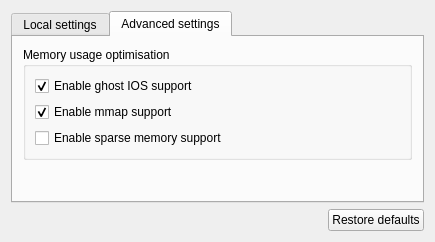
The window that gns3/modules/dynamips/ui/dynamips_preferences_page.ui (GNS3/gns3-gui) describes before a commit, drawn with Qt 5.
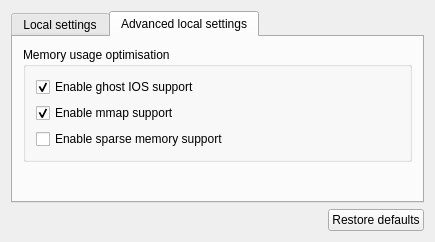
The same window after the commit. The open tabs and pages were chosen to show the change.

Commit message: Change some more preferences tab names.

```diff
--- a/gns3/modules/dynamips/ui/dynamips_preferences_page.ui
+++ b/gns3/modules/dynamips/ui/dynamips_preferences_page.ui
@@ -91,7 +91,7 @@
      </widget>
      <widget class="QWidget" name="uiAdvancedSettingsTabWidget">
       <attribute name="title">
-       <string>Advanced settings</string>
+       <string>Advanced local settings</string>
       </attribute>
       <layout class="QVBoxLayout" name="verticalLayout_3">
        <property name="leftMargin">
@@ -112,6 +112,9 @@
           <string>Memory usage optimisation</string>
          </property>
          <layout class="QVBoxLayout" name="verticalLayout">
+          <property name="margin">
+           <number>10</number>
+          </property>
           <item>
            <widget class="QCheckBox" name="uiGhostIOSSupportCheckBox">
             <property name="toolTip">
```
Left out of the diff: 22 changed lines with no effect on the pictures. The commit also changes 5 other files.
